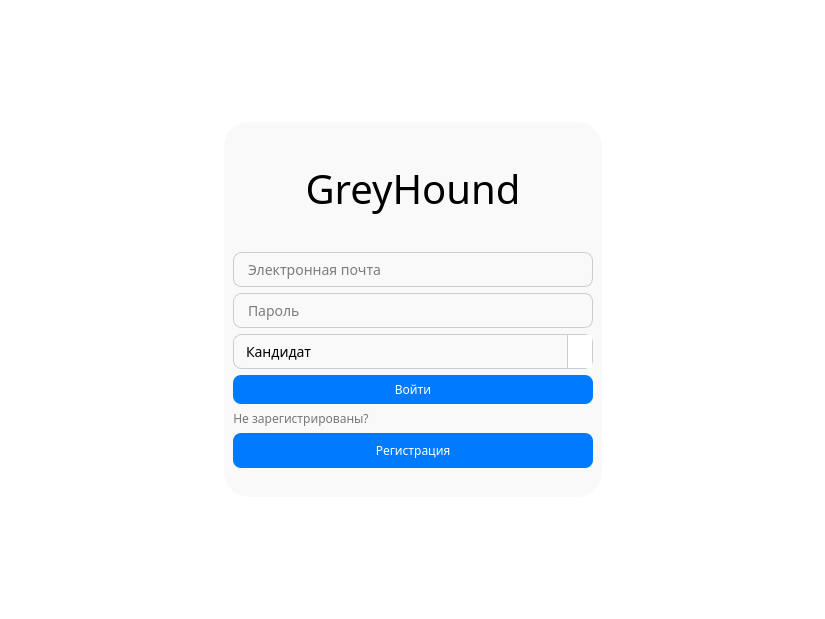
Old version of the form GreyHound/loginpage.ui in the repository ProteusP/GreyHound-hiring-desktop-app.
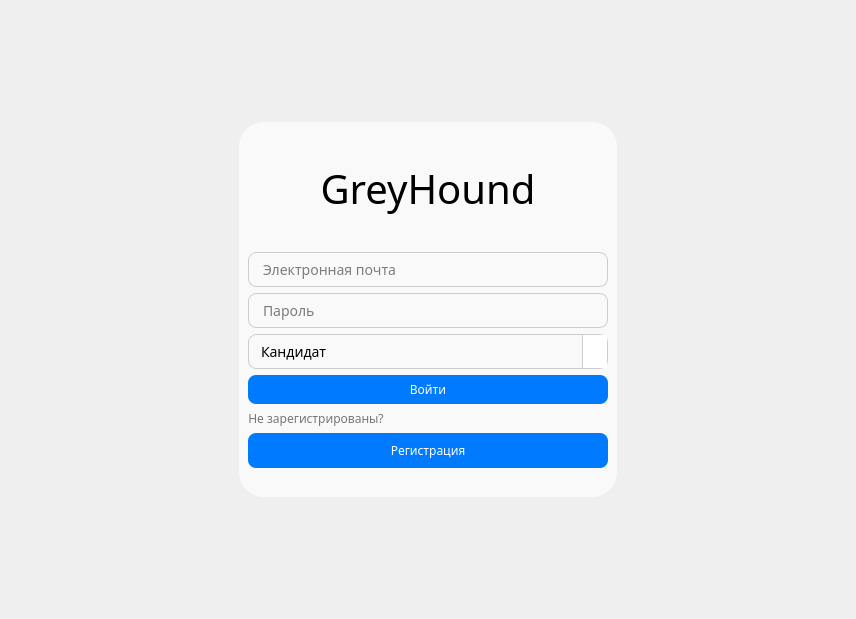
New version of the form. Icons and pictures are not drawn.

The edit to the form file:
```diff
--- a/GreyHound/loginpage.ui
+++ b/GreyHound/loginpage.ui
@@ -9,7 +9,7 @@
    <rect>
     <x>0</x>
     <y>0</y>
-    <width>825</width>
+    <width>856</width>
     <height>619</height>
    </rect>
   </property>
@@ -29,8 +29,12 @@
    <string>Form</string>
   </property>
   <property name="styleSheet">
-   <string notr="true">QMainWindow, QWidget {
-    background-color: white;
+   <string notr="true">
+#LoginWidget {
+    background-image: url(:/back.png);
+    background-repeat: no-repeat;
+    background-position: center;
+    background-origin: content;
 }</string>
   </property>
   <layout class="QGridLayout" name="gridLayout_2">
@@ -48,9 +52,27 @@
     </spacer>
    </item>
    <item row="1" column="1">
-    <widget class="QWidget" name="widget" native="true">
+    <widget class="QWidget" name="widgetLogin" native="true">
+     <property name="mouseTracking">
+      <bool>false</bool>
+     </property>
+     <property name="tabletTracking">
+      <bool>false</bool>
+     </property>
+     <property name="focusPolicy">
+      <enum>Qt::FocusPolicy::NoFocus</enum>
+     </property>
+     <property name="contextMenuPolicy">
+      <enum>Qt::ContextMenuPolicy::DefaultContextMenu</enum>
+     </property>
+     <property name="acceptDrops">
+      <bool>false</bool>
+     </property>
+     <property name="autoFillBackground">
+      <bool>false</bool>
+     </property>
      <property name="styleSheet">
-      <string notr="true">QWidget {
+      <string notr="true">#widgetLogin {
     
     border-radius: 25px;
 	background-color: rgb(249, 249, 249);
```
